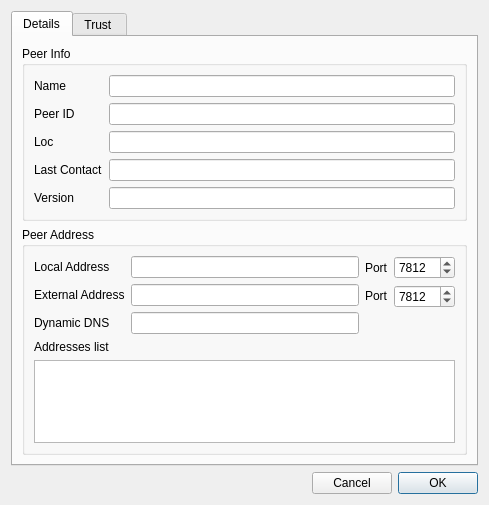
Above: retroshare-gui/src/gui/connect/ConfCertDialog.ui from RetroShare/RetroShare before the change. Below: the same form after it.
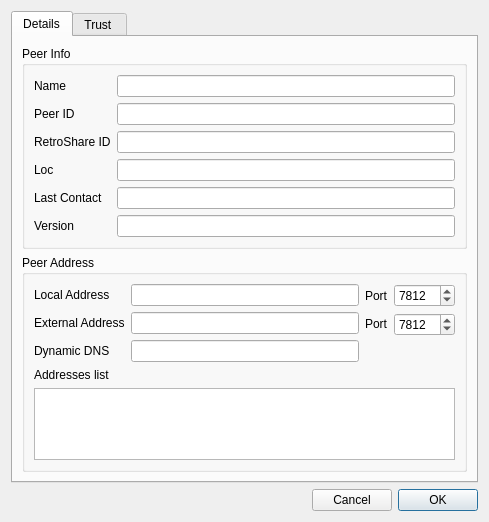
That is the form after the change. The open tabs and pages were chosen to show the change. Icons and pictures are not drawn.

Commit message: Added to display RetroShare ID on Peer Details Added to display for each Signers Peer Name + (PeerId) Added first basic add a Friend with RetroShare ID, not yet finished

Diff of the .ui file:
```diff
--- a/retroshare-gui/src/gui/connect/ConfCertDialog.ui
+++ b/retroshare-gui/src/gui/connect/ConfCertDialog.ui
@@ -108,6 +108,20 @@
             </property>
            </widget>
           </item>
+          <item row="3" column="0">
+           <widget class="QLabel" name="label_rsid">
+            <property name="text">
+             <string>RetroShare ID</string>
+            </property>
+           </widget>
+          </item>
+          <item row="3" column="1">
+           <widget class="QLineEdit" name="rsid">
+            <property name="readOnly">
+             <bool>true</bool>
+            </property>
+           </widget>
+          </item>
          </layout>
         </widget>
        </item>
```
Left out of the diff: 2 changed lines with no effect on the pictures. The commit also changes 3 other files.
